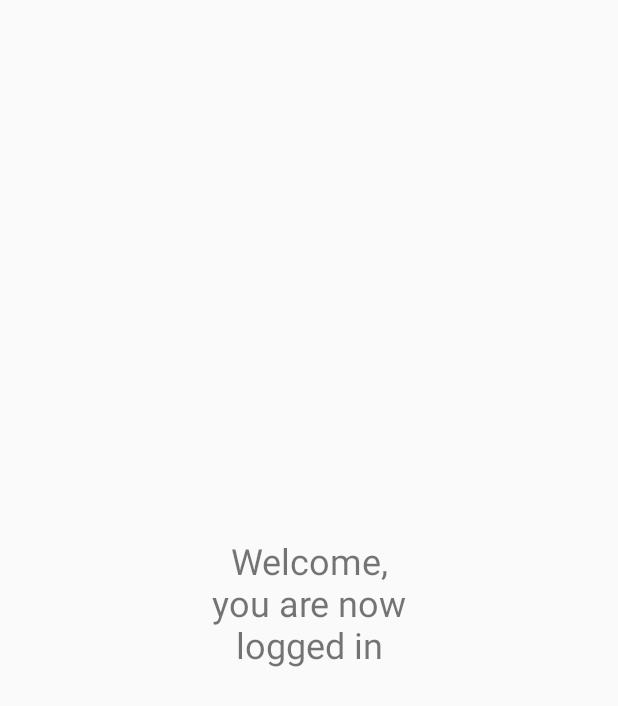
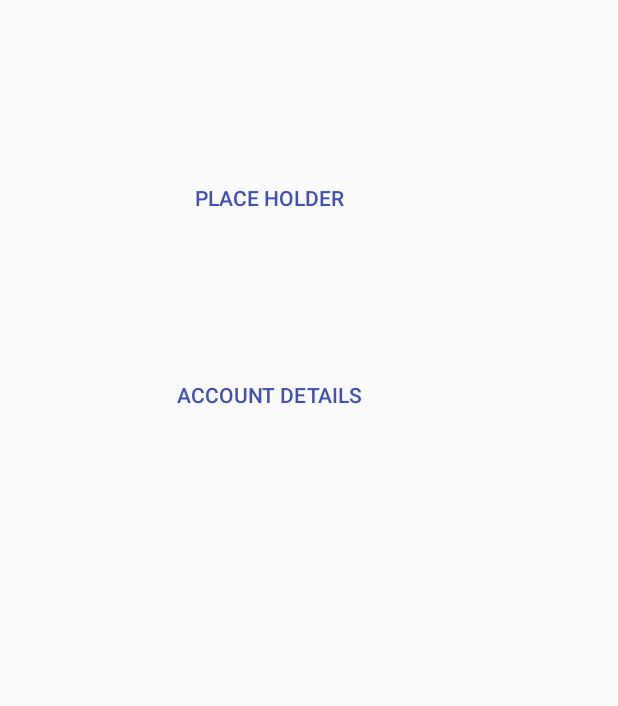
Before and after one commit to matlinder/Sensors, an Android app: the HomeActivity screen opened directly, with no data from a screen before it, on a phone screen of 412 x 824 dp. Shown: the top 706 px of the screen. Run offline under Robolectric (Android 15) with nearby library versions, the phone set to English and light mode, and no system bars; libraries missing offline, so code that uses them is left out: com.loopj.android.

```diff
--- a/SensorLogin/app/build.gradle
+++ b/SensorLogin/app/build.gradle
@@ -23,6 +23,7 @@ dependencies {
     implementation 'com.android.support:appcompat-v7:26.1.0'
     implementation 'com.android.support.constraint:constraint-layout:1.0.2'
     implementation 'com.android.support:design:26.1.0'
+    implementation 'com.android.support:support-v4:26.1.0'
     testImplementation 'junit:junit:4.12'
     androidTestImplementation 'com.android.support.test:runner:1.0.1'
     androidTestImplementation 'com.android.support.test.espresso:espresso-core:3.0.1'
--- a/SensorLogin/app/src/main/java/com/mathew/sensorlogin/HomeActivity.java
+++ b/SensorLogin/app/src/main/java/com/mathew/sensorlogin/HomeActivity.java
@@ -1,20 +1,57 @@
 package com.mathew.sensorlogin;
 
+import android.content.Intent;
 import android.os.Bundle;
 import android.support.design.widget.FloatingActionButton;
 import android.support.design.widget.Snackbar;
 import android.support.v7.app.AppCompatActivity;
 import android.support.v7.widget.Toolbar;
 import android.view.View;
+import android.widget.TextView;
+import android.widget.Toast;
+
+import com.loopj.android.http.AsyncHttpClient;
+import com.loopj.android.http.AsyncHttpResponseHandler;
+
+import org.json.JSONException;
+import org.json.JSONObject;
 
 public class HomeActivity extends AppCompatActivity {
 
+    String authToken;
+    String userName;
     @Override
     protected void onCreate(Bundle savedInstanceState) {
         super.onCreate(savedInstanceState);
         setContentView(R.layout.activity_home); //displays the home screen
 
 
+
+
+        //grab the token from the previous intent
+        Bundle extras = this.getIntent().getExtras();
+        if(extras != null)
+        {
+            authToken = extras.getString("token");
+            userName = extras.getString("userName");
+        }
+
+
+
     }
 
+    /**
+     * starts the account details activity
+     * passes the token via extra
+     */
+    public void displayAccountDetails(View view)
+    {
+        Intent intent = new Intent(HomeActivity.this, AccountDetailsActivity.class);
+        intent.putExtra("token", authToken);
+        intent.putExtra("userName", userName);
+        startActivity(intent);
+    }
+
+
+
 }
--- a/SensorLogin/app/src/main/res/layout/content_home.xml
+++ b/SensorLogin/app/src/main/res/layout/content_home.xml
@@ -8,19 +8,35 @@
     tools:context="com.mathew.sensorlogin.HomeActivity"
     tools:showIn="@layout/activity_home">
 
-    <TextView
-        android:id="@+id/textView"
-        android:layout_width="162dp"
-        android:layout_height="110dp"
+    <Button
+        android:id="@+id/accountDetails2"
+        android:layout_width="228dp"
+        android:layout_height="wrap_content"
         android:layout_marginBottom="8dp"
         android:layout_marginEnd="8dp"
         android:layout_marginStart="8dp"
         android:layout_marginTop="8dp"
-        android:text="@string/success"
-        android:textAlignment="center"
-        android:textSize="24sp"
+        android:text="Account Details"
+        android:theme="@style/PrimaryFlatButton"
+        android:onClick="displayAccountDetails"
         app:layout_constraintBottom_toBottomOf="parent"
         app:layout_constraintEnd_toEndOf="parent"
+        app:layout_constraintHorizontal_bias="0.341"
+        app:layout_constraintStart_toStartOf="parent"
+        app:layout_constraintTop_toBottomOf="@+id/accountDetails"
+        app:layout_constraintVertical_bias="0.125" />
+
+    <Button
+        android:id="@+id/accountDetails"
+        android:layout_width="228dp"
+        android:layout_height="wrap_content"
+        android:layout_marginEnd="8dp"
+        android:layout_marginStart="8dp"
+        android:layout_marginTop="108dp"
+        android:text="Place holder"
+        android:theme="@style/PrimaryFlatButton"
+        app:layout_constraintEnd_toEndOf="parent"
+        app:layout_constraintHorizontal_bias="0.341"
         app:layout_constraintStart_toStartOf="parent"
         app:layout_constraintTop_toTopOf="parent" />
 </android.support.constraint.ConstraintLayout>
--- a/SensorLogin/app/src/main/res/layout/content_login.xml
+++ b/SensorLogin/app/src/main/res/layout/content_login.xml
@@ -21,6 +21,7 @@
         android:layout_marginBottom="10dip"
         android:layout_marginTop="25dip"
         android:text="@string/title_activity_login"
+        android:textAlignment="center"
         android:textSize="25sp"
         android:textStyle="bold" />
 
--- a/SensorLogin/app/src/main/res/values/colors.xml
+++ b/SensorLogin/app/src/main/res/values/colors.xml
@@ -3,4 +3,6 @@
     <color name="colorPrimary">#3F51B5</color>
     <color name="colorPrimaryDark">#303F9F</color>
     <color name="colorAccent">#ff4081</color>
+
+    <color name="black_overlay">#66000000</color>
 </resources>
--- a/SensorLogin/app/src/main/res/values/strings.xml
+++ b/SensorLogin/app/src/main/res/values/strings.xml
@@ -11,4 +11,8 @@
     <string name="pwd">Password</string>
     <string name="btnRegister">Register</string>
     <string name="success">Welcome, you are now logged in</string>
+
+    <string name="title_activity_account_details">AccountDetailsActivity</string>
+    <string name="dummy_button">Dummy Button</string>
+    <string name="dummy_content">DUMMY\nCONTENT</string>
 </resources>
--- a/SensorLogin/app/src/main/res/values/styles.xml
+++ b/SensorLogin/app/src/main/res/values/styles.xml
@@ -18,4 +18,22 @@
 
     <style name="AppTheme.PopupOverlay" parent="ThemeOverlay.AppCompat.Light" />
 
+    <style name="FullscreenTheme" parent="AppTheme">
+        <item name="android:actionBarStyle">@style/FullscreenActionBarStyle</item>
+        <item name="android:windowActionBarOverlay">true</item>
+        <item name="android:windowBackground">@null</item>
+        <item name="metaButtonBarStyle">?android:attr/buttonBarStyle</item>
+        <item name="metaButtonBarButtonStyle">?android:attr/buttonBarButtonStyle</item>
+    </style>
+
+    <style name="FullscreenActionBarStyle" parent="Widget.AppCompat.ActionBar">
+        <item name="android:background">@color/black_overlay</item>
+    </style>
+
+    <style name="PrimaryFlatButton" parent="Theme.AppCompat.Light">
+        <item name="android:buttonStyle">@style/Widget.AppCompat.Button.Borderless.Colored</item>
+        <item name="colorControlHighlight">@color/colorAccent</item>
+        <item name="colorAccent">@color/colorPrimary</item>
+    </style>
+
 </resources>
```
Also changed, not shown: SensorLogin/app/src/main/AndroidManifest.xml (+7 -3 lines), SensorLogin/app/src/main/java/com/mathew/sensorlogin/AccountDetailsActivity.java (added, +114 -0 lines), SensorLogin/app/src/main/java/com/mathew/sensorlogin/LoginActivity.java (+8 -4 lines), SensorLogin/app/src/main/res/layout/activity_account_details.xml (added, +15 -0 lines), SensorLogin/app/src/main/res/values/attrs.xml (added, +12 -0 lines).
